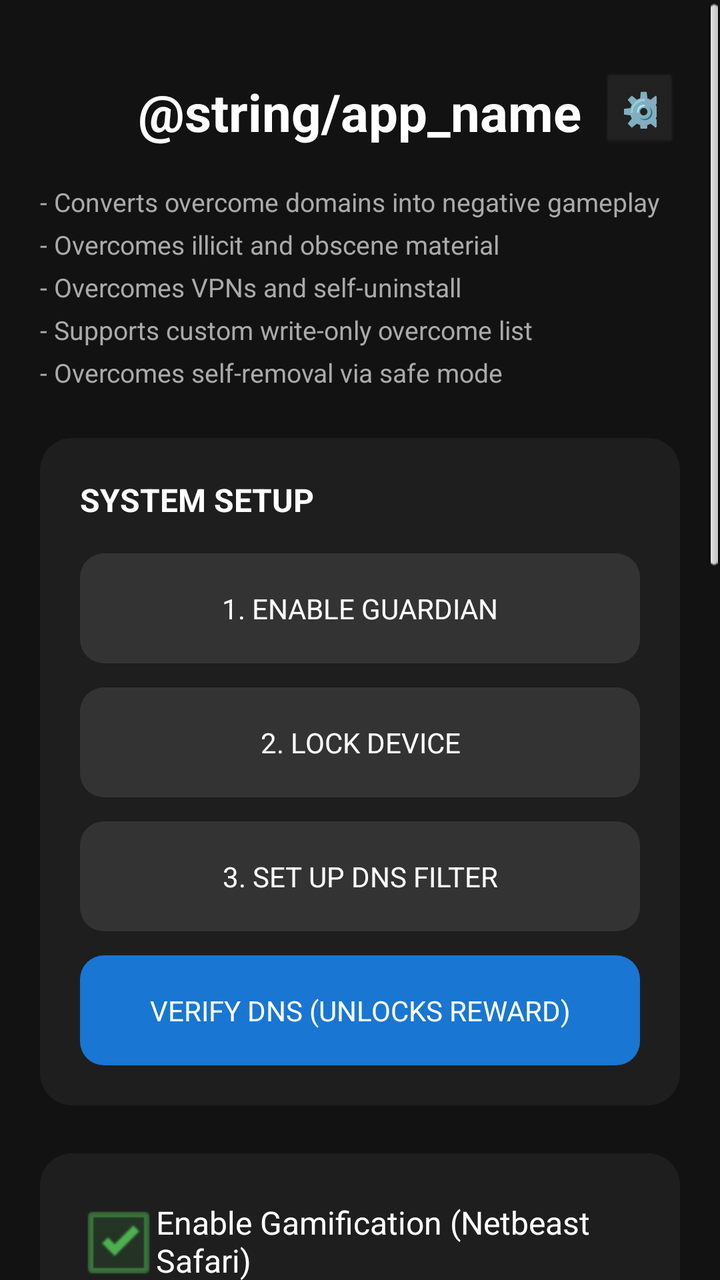
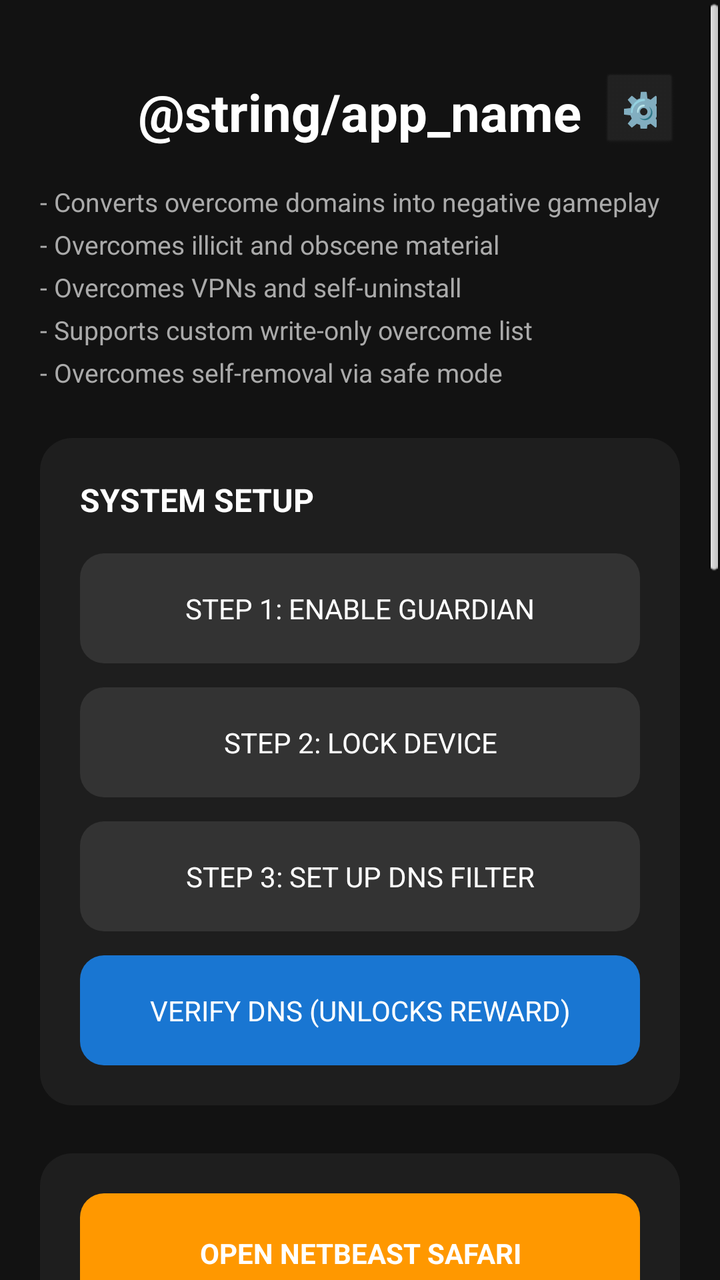

Before-and-after screenshots of an Android layout around one commit, followed by the original layout XML and the change that was made.
<!-- AndroidManifest.xml: application theme android:Theme.NoTitleBar -->
<!-- res/layout/activity_main.xml -->
<?xml version="1.0" encoding="utf-8"?>
<ScrollView xmlns:android="http://schemas.android.com/apk/res/android"
    android:layout_width="match_parent" android:layout_height="match_parent"
    android:background="#121212">
    <LinearLayout android:orientation="vertical" android:padding="20dp" android:gravity="center_horizontal"
        android:layout_width="match_parent" android:layout_height="wrap_content">

        
        <RelativeLayout android:layout_width="match_parent" android:layout_height="wrap_content" android:layout_marginTop="16dp" android:layout_marginBottom="16dp">
            <TextView android:layout_width="wrap_content" android:layout_height="wrap_content" android:text="@string/app_name" android:textColor="#FFFFFF" android:textSize="26sp" android:textStyle="bold" android:layout_centerInParent="true"/>
            <Button android:id="@+id/btnSettings" android:layout_width="40dp" android:layout_height="40dp" android:text="⚙️" android:textSize="18sp" android:backgroundTint="#222" android:textColor="#FFF" android:layout_alignParentEnd="true" android:layout_centerVertical="true"/>
        </RelativeLayout>

        <TextView android:layout_width="match_parent" android:layout_height="wrap_content"
            android:text="- Converts overcome domains into negative gameplay\n- Overcomes illicit and obscene material\n- Overcomes VPNs and self-uninstall\n- Supports custom write-only overcome list\n- Overcomes self-removal via safe mode"
            android:textColor="#AAAAAA" android:textSize="13sp" android:layout_marginBottom="24dp" android:lineSpacingExtra="6dp"/>

        
        <LinearLayout android:id="@+id/llOnboarding" android:layout_width="match_parent" android:layout_height="wrap_content" android:orientation="vertical" android:background="@drawable/bg_card" android:padding="20dp" android:layout_marginBottom="24dp">
            <TextView android:layout_width="wrap_content" android:layout_height="wrap_content" android:text="SYSTEM SETUP" android:textColor="#FFFFFF" android:textSize="16sp" android:textStyle="bold" android:layout_marginBottom="16dp"/>
            <Button android:id="@+id/btnStep1" android:layout_width="match_parent" android:layout_height="55dp" android:text="1. ENABLE GUARDIAN" android:background="@drawable/bg_btn_standard" android:textColor="#FFFFFF" android:layout_marginBottom="12dp" android:elevation="0dp"/>
            <Button android:id="@+id/btnStep2" android:layout_width="match_parent" android:layout_height="55dp" android:text="2. LOCK DEVICE" android:background="@drawable/bg_btn_standard" android:textColor="#FFFFFF" android:layout_marginBottom="12dp" android:elevation="0dp"/>
            <Button android:id="@+id/btnStep3" android:layout_width="match_parent" android:layout_height="55dp" android:text="3. SET UP DNS FILTER" android:background="@drawable/bg_btn_standard" android:textColor="#FFFFFF" android:layout_marginBottom="12dp" android:elevation="0dp"/>
            <Button android:id="@+id/btnTestFilter" android:layout_width="match_parent" android:layout_height="55dp" android:text="VERIFY DNS (UNLOCKS REWARD)" android:background="@drawable/bg_btn_accent" android:textColor="#FFFFFF" android:elevation="0dp"/>
        </LinearLayout>

        
        <LinearLayout android:layout_width="match_parent" android:layout_height="wrap_content" android:orientation="vertical" android:background="@drawable/bg_card" android:padding="20dp" android:layout_marginBottom="24dp">
            <CheckBox android:id="@+id/cbGamification" android:layout_width="match_parent" android:layout_height="wrap_content" android:text="Enable Gamification (Netbeast Safari)" android:textColor="#FFFFFF" android:buttonTint="#4CAF50" android:layout_marginBottom="16dp" android:checked="true"/>
            <Button android:id="@+id/btnGame" android:layout_width="match_parent" android:layout_height="60dp" android:text="OPEN NETBEAST SAFARI" android:background="@drawable/bg_btn_accent" android:backgroundTint="#FF9800" android:textColor="#FFFFFF" android:textStyle="bold"/>
        </LinearLayout>

        
        <LinearLayout android:layout_width="match_parent" android:layout_height="wrap_content" android:orientation="vertical" android:background="@drawable/bg_card" android:padding="20dp" android:layout_marginBottom="16dp">
            <TextView android:layout_width="match_parent" android:layout_height="wrap_content" android:text="OVERCOME WEBSITES (Write Only)" android:textColor="#FFFFFF" android:textSize="14sp" android:textStyle="bold" android:layout_marginBottom="12dp"/>
            <LinearLayout android:layout_width="match_parent" android:layout_height="wrap_content" android:orientation="horizontal">
                <EditText android:id="@+id/etCustomWeb" android:layout_width="0dp" android:layout_weight="1" android:layout_height="50dp" android:background="@drawable/bg_btn_standard" android:textColor="#FFFFFF" android:hint="e.g. youtube.com" android:textColorHint="#777" android:paddingHorizontal="16dp" android:layout_marginEnd="8dp"/>
                <Button android:id="@+id/btnAddWeb" android:layout_width="wrap_content" android:layout_height="50dp" android:text="OVERCOME" android:background="@drawable/bg_btn_warning" android:textColor="#FFF"/>
            </LinearLayout>
        </LinearLayout>

        
        <LinearLayout android:layout_width="match_parent" android:layout_height="wrap_content" android:orientation="vertical" android:background="@drawable/bg_card" android:padding="20dp" android:layout_marginBottom="32dp">
            <TextView android:layout_width="match_parent" android:layout_height="wrap_content" android:text="OVERCOME APPS (Write Only)" android:textColor="#FFFFFF" android:textSize="14sp" android:textStyle="bold" android:layout_marginBottom="12dp"/>
            <LinearLayout android:layout_width="match_parent" android:layout_height="wrap_content" android:orientation="horizontal">
                <Spinner android:id="@+id/spinApps" android:layout_width="0dp" android:layout_weight="1" android:layout_height="50dp" android:background="#EEEEEE" android:layout_marginEnd="8dp"/>
                <Button android:id="@+id/btnAddApp" android:layout_width="wrap_content" android:layout_height="50dp" android:text="OVERCOME" android:background="@drawable/bg_btn_warning" android:textColor="#FFF"/>
            </LinearLayout>
        </LinearLayout>

        
        <LinearLayout android:layout_width="match_parent" android:layout_height="wrap_content" android:orientation="vertical" android:background="@drawable/bg_card" android:padding="20dp" android:layout_marginBottom="32dp">
            <TextView android:layout_width="match_parent" android:layout_height="wrap_content" android:text="--- DEVELOPER DEBUG TOOLS ---" android:textColor="#FF5252" android:textAlignment="center" android:textSize="14sp" android:textStyle="bold" android:layout_marginBottom="16dp"/>
            <Button android:id="@+id/btnDebugChecklist" android:layout_width="match_parent" android:layout_height="45dp" android:text="PRODUCTION REMOVAL CHECKLIST" android:backgroundTint="#2196F3" android:textColor="#FFF" android:layout_marginBottom="8dp"/>
            <Button android:id="@+id/btnDebugApi" android:layout_width="match_parent" android:layout_height="45dp" android:text="VIEW RAW API DATA (GEO/WEATHER)" android:backgroundTint="#009688" android:textColor="#FFF" android:layout_marginBottom="8dp"/>
            <Button android:id="@+id/btnDebugSpawns" android:layout_width="match_parent" android:layout_height="45dp" android:text="VIEW SPAWN INTELLIGENCE (HABITS)" android:backgroundTint="#3F51B5" android:textColor="#FFF" android:layout_marginBottom="8dp"/>
            <Button android:id="@+id/btnDebugReset" android:layout_width="match_parent" android:layout_height="45dp" android:text="WIPE SAVE FILES" android:backgroundTint="#7B1FA2" android:textColor="#FFF" android:layout_marginBottom="8dp"/>
            <Button android:id="@+id/btnDebugUninstall" android:layout_width="match_parent" android:layout_height="45dp" android:text="KILL &amp; UNINSTALL APP" android:backgroundTint="#D32F2F" android:textColor="#FFF"/>
        </LinearLayout>
    </LinearLayout>
</ScrollView>
<!-- resources referenced by this layout -->
<resources>
  <!-- drawable bg_btn_accent (drawable) -->
  <?xml version="1.0" encoding="utf-8"?>
  <shape xmlns:android="http://schemas.android.com/apk/res/android">
      <solid android:color="#1976D2" />
      <corners android:radius="12dp" />
  </shape>
  <!-- drawable bg_btn_standard (drawable) -->
  <?xml version="1.0" encoding="utf-8"?>
  <shape xmlns:android="http://schemas.android.com/apk/res/android">
      <solid android:color="#333333" />
      <corners android:radius="12dp" />
  </shape>
  <!-- drawable bg_btn_warning (drawable) -->
  <?xml version="1.0" encoding="utf-8"?>
  <shape xmlns:android="http://schemas.android.com/apk/res/android">
      <solid android:color="#D32F2F" />
      <corners android:radius="12dp" />
  </shape>
  <!-- drawable bg_card (drawable) -->
  <?xml version="1.0" encoding="utf-8"?>
  <shape xmlns:android="http://schemas.android.com/apk/res/android">
      <solid android:color="#1E1E1E" />
      <corners android:radius="16dp" />
  </shape>
</resources>

<!-- the commit's change to res/layout/activity_main.xml (unified diff, before → after) -->
@@ -5,7 +5,6 @@
     <LinearLayout android:orientation="vertical" android:padding="20dp" android:gravity="center_horizontal"
         android:layout_width="match_parent" android:layout_height="wrap_content">
 
-        
         <RelativeLayout android:layout_width="match_parent" android:layout_height="wrap_content" android:layout_marginTop="16dp" android:layout_marginBottom="16dp">
             <TextView android:layout_width="wrap_content" android:layout_height="wrap_content" android:text="@string/app_name" android:textColor="#FFFFFF" android:textSize="26sp" android:textStyle="bold" android:layout_centerInParent="true"/>
             <Button android:id="@+id/btnSettings" android:layout_width="40dp" android:layout_height="40dp" android:text="⚙️" android:textSize="18sp" android:backgroundTint="#222" android:textColor="#FFF" android:layout_alignParentEnd="true" android:layout_centerVertical="true"/>
@@ -18,15 +17,14 @@
         
         <LinearLayout android:id="@+id/llOnboarding" android:layout_width="match_parent" android:layout_height="wrap_content" android:orientation="vertical" android:background="@drawable/bg_card" android:padding="20dp" android:layout_marginBottom="24dp">
             <TextView android:layout_width="wrap_content" android:layout_height="wrap_content" android:text="SYSTEM SETUP" android:textColor="#FFFFFF" android:textSize="16sp" android:textStyle="bold" android:layout_marginBottom="16dp"/>
-            <Button android:id="@+id/btnStep1" android:layout_width="match_parent" android:layout_height="55dp" android:text="1. ENABLE GUARDIAN" android:background="@drawable/bg_btn_standard" android:textColor="#FFFFFF" android:layout_marginBottom="12dp" android:elevation="0dp"/>
-            <Button android:id="@+id/btnStep2" android:layout_width="match_parent" android:layout_height="55dp" android:text="2. LOCK DEVICE" android:background="@drawable/bg_btn_standard" android:textColor="#FFFFFF" android:layout_marginBottom="12dp" android:elevation="0dp"/>
-            <Button android:id="@+id/btnStep3" android:layout_width="match_parent" android:layout_height="55dp" android:text="3. SET UP DNS FILTER" android:background="@drawable/bg_btn_standard" android:textColor="#FFFFFF" android:layout_marginBottom="12dp" android:elevation="0dp"/>
+            <Button android:id="@+id/btnStep1" android:layout_width="match_parent" android:layout_height="55dp" android:text="STEP 1: ENABLE GUARDIAN" android:background="@drawable/bg_btn_standard" android:textColor="#FFFFFF" android:layout_marginBottom="12dp" android:elevation="0dp"/>
+            <Button android:id="@+id/btnStep2" android:layout_width="match_parent" android:layout_height="55dp" android:text="STEP 2: LOCK DEVICE" android:background="@drawable/bg_btn_standard" android:textColor="#FFFFFF" android:layout_marginBottom="12dp" android:elevation="0dp"/>
+            <Button android:id="@+id/btnStep3" android:layout_width="match_parent" android:layout_height="55dp" android:text="STEP 3: SET UP DNS FILTER" android:background="@drawable/bg_btn_standard" android:textColor="#FFFFFF" android:layout_marginBottom="12dp" android:elevation="0dp"/>
             <Button android:id="@+id/btnTestFilter" android:layout_width="match_parent" android:layout_height="55dp" android:text="VERIFY DNS (UNLOCKS REWARD)" android:background="@drawable/bg_btn_accent" android:textColor="#FFFFFF" android:elevation="0dp"/>
         </LinearLayout>
 
         
         <LinearLayout android:layout_width="match_parent" android:layout_height="wrap_content" android:orientation="vertical" android:background="@drawable/bg_card" android:padding="20dp" android:layout_marginBottom="24dp">
-            <CheckBox android:id="@+id/cbGamification" android:layout_width="match_parent" android:layout_height="wrap_content" android:text="Enable Gamification (Netbeast Safari)" android:textColor="#FFFFFF" android:buttonTint="#4CAF50" android:layout_marginBottom="16dp" android:checked="true"/>
             <Button android:id="@+id/btnGame" android:layout_width="match_parent" android:layout_height="60dp" android:text="OPEN NETBEAST SAFARI" android:background="@drawable/bg_btn_accent" android:backgroundTint="#FF9800" android:textColor="#FFFFFF" android:textStyle="bold"/>
         </LinearLayout>
 
@@ -54,6 +52,7 @@
             <Button android:id="@+id/btnDebugChecklist" android:layout_width="match_parent" android:layout_height="45dp" android:text="PRODUCTION REMOVAL CHECKLIST" android:backgroundTint="#2196F3" android:textColor="#FFF" android:layout_marginBottom="8dp"/>
             <Button android:id="@+id/btnDebugApi" android:layout_width="match_parent" android:layout_height="45dp" android:text="VIEW RAW API DATA (GEO/WEATHER)" android:backgroundTint="#009688" android:textColor="#FFF" android:layout_marginBottom="8dp"/>
             <Button android:id="@+id/btnDebugSpawns" android:layout_width="match_parent" android:layout_height="45dp" android:text="VIEW SPAWN INTELLIGENCE (HABITS)" android:backgroundTint="#3F51B5" android:textColor="#FFF" android:layout_marginBottom="8dp"/>
+            <Button android:id="@+id/btnDebugLogs" android:layout_width="match_parent" android:layout_height="45dp" android:text="VIEW GUARDIAN LOGS (RED WALLS)" android:backgroundTint="#E64A19" android:textColor="#FFF" android:layout_marginBottom="8dp"/>
             <Button android:id="@+id/btnDebugReset" android:layout_width="match_parent" android:layout_height="45dp" android:text="WIPE SAVE FILES" android:backgroundTint="#7B1FA2" android:textColor="#FFF" android:layout_marginBottom="8dp"/>
             <Button android:id="@+id/btnDebugUninstall" android:layout_width="match_parent" android:layout_height="45dp" android:text="KILL &amp; UNINSTALL APP" android:backgroundTint="#D32F2F" android:textColor="#FFF"/>
         </LinearLayout>
